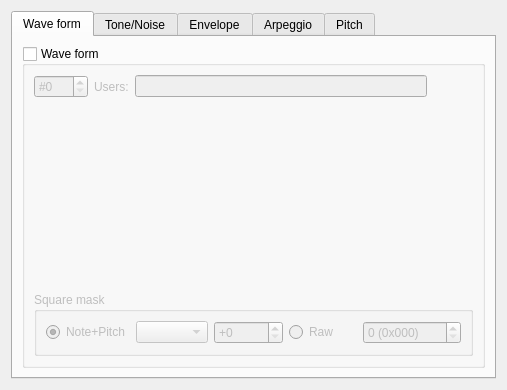
The window that BambooTracker/gui/instrument_editor/instrument_editor_ssg_form.ui (BambooTracker/BambooTracker) describes before a commit, drawn with Qt 5.
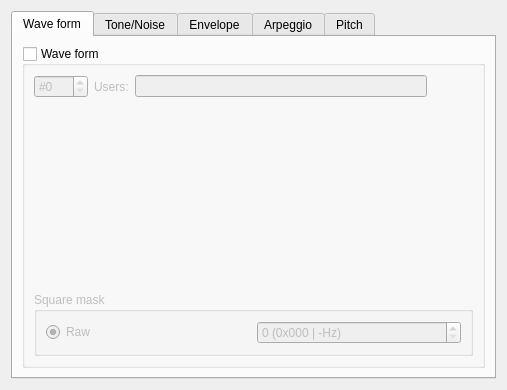
The same window after the commit. Custom widgets are drawn as their Qt base class.

Commit message: Remove square-mask frequency selection by note+pitch

```diff
--- a/BambooTracker/gui/instrument_editor/instrument_editor_ssg_form.ui
+++ b/BambooTracker/gui/instrument_editor/instrument_editor_ssg_form.ui
@@ -94,44 +94,14 @@
              <string>Square mask</string>
             </property>
             <layout class="QHBoxLayout" name="horizontalLayout_2">
-             <item>
-              <widget class="QRadioButton" name="squareMaskNotePitchRadioButton">
-               <property name="text">
-                <string>Note+Pitch</string>
-               </property>
-               <property name="checked">
-                <bool>true</bool>
-               </property>
-               <attribute name="buttonGroup">
-                <string notr="true">squareMaskButtonGroup</string>
-               </attribute>
-              </widget>
-             </item>
-             <item>
-              <widget class="QComboBox" name="squareMaskNoteComboBox">
-               <property name="sizePolicy">
-                <sizepolicy hsizetype="Preferred" vsizetype="Fixed">
-                 <horstretch>0</horstretch>
-                 <verstretch>0</verstretch>
-                </sizepolicy>
-               </property>
-              </widget>
-             </item>
-             <item>
-              <widget class="QSpinBox" name="squareMaskPitchSpinBox">
-               <property name="prefix">
-                <string notr="true">+</string>
-               </property>
-               <property name="maximum">
-                <number>31</number>
-               </property>
-              </widget>
-             </item>
              <item>
               <widget class="QRadioButton" name="squareMaskRawRadioButton">
                <property name="text">
                 <string>Raw</string>
                </property>
+               <property name="checked">
+                <bool>true</bool>
+               </property>
                <attribute name="buttonGroup">
                 <string notr="true">squareMaskButtonGroup</string>
                </attribute>
@@ -140,7 +110,7 @@
              <item>
               <widget class="QSpinBox" name="squareMaskRawSpinBox">
                <property name="suffix">
-                <string notr="true"> (0x000)</string>
+                <string notr="true"> (0x000 | -Hz)</string>
                </property>
                <property name="maximum">
                 <number>4095</number>
```
Left out of the diff: 3 changed lines with no effect on the pictures. The commit also changes 5 other files.
